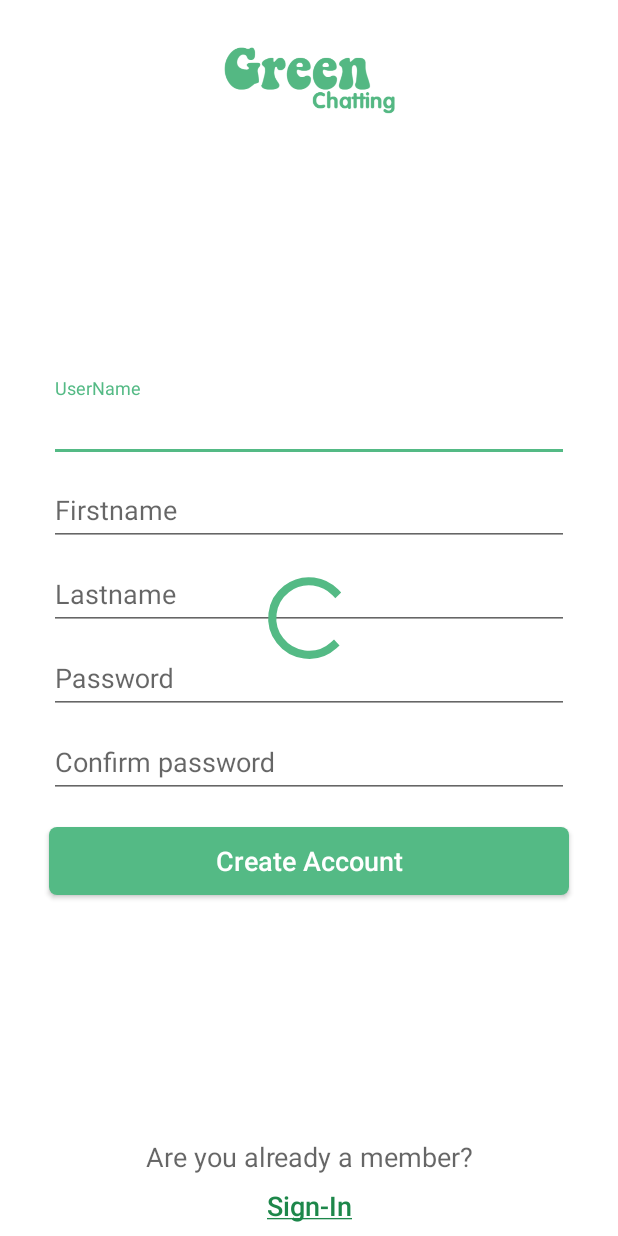
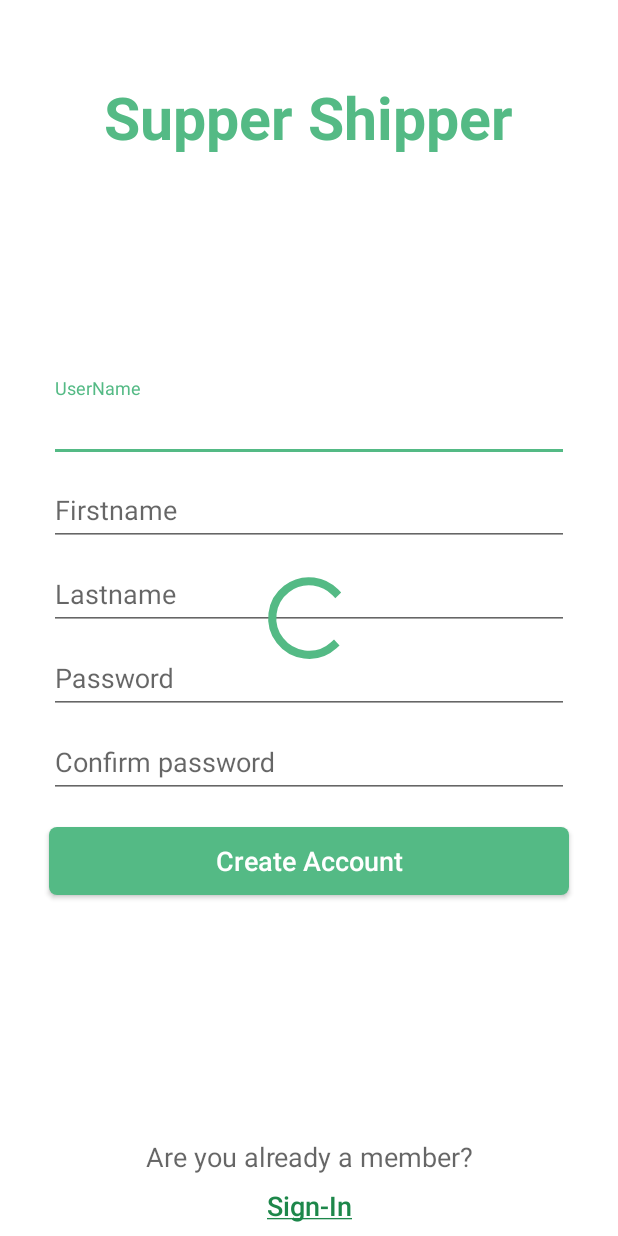
Before and after one commit to TranDucLongDUT/SuperShipper, an Android app: the layout activity_sign_up.xml on its own in the app's theme, with its tools: preview values and no code run, on a phone screen of 412 x 824 dp. Run offline under Robolectric (Android 15) with nearby library versions, the light colour scheme and no system bars; plain views replace AVLoadingIndicatorView.

Commit message:
Super Shipper version1.0

```diff
--- a/app/src/main/java/jp/bap/traning/simplechat/interfaces/ApiService.java
+++ b/app/src/main/java/jp/bap/traning/simplechat/interfaces/ApiService.java
@@ -42,7 +42,6 @@ public interface ApiService {
     Call<NewsResponse> getListNews();
 
 
-
     // add room
     @FormUrlEncoded
     @POST("/room")
--- a/app/src/main/java/jp/bap/traning/simplechat/model/Comment.java
+++ b/app/src/main/java/jp/bap/traning/simplechat/model/Comment.java
@@ -2,6 +2,8 @@ package jp.bap.traning.simplechat.model;
 
 import android.os.Parcel;
 import android.os.Parcelable;
+
+import java.util.Date;
 
 import io.realm.RealmObject;
 import io.realm.annotations.PrimaryKey;
@@ -17,15 +19,17 @@ public class Comment extends RealmObject implements Parcelable {
     private User user;
     private String comment;
     private long idNews;
+    private Date createdAt;
 
     public Comment() {
     }
 
     public Comment(long id,User mUser, String mComment) {
+        idComment = System.currentTimeMillis();
         idNews = id;
-        idComment = System.currentTimeMillis();
         user = mUser;
         comment = mComment;
+        this.createdAt = new Date();
     }
 
 
--- a/app/src/main/java/jp/bap/traning/simplechat/model/RoomData.java
+++ b/app/src/main/java/jp/bap/traning/simplechat/model/RoomData.java
@@ -1,4 +1,6 @@
 package jp.bap.traning.simplechat.model;
+
+import java.util.Date;
 
 import javax.annotation.Nullable;
 
@@ -12,4 +14,6 @@ public class RoomData {
     int type;
     @Nullable
     String avatar;
+    @Nullable
+    Date createdAt;
 }
--- a/app/src/main/java/jp/bap/traning/simplechat/model/User.java
+++ b/app/src/main/java/jp/bap/traning/simplechat/model/User.java
@@ -4,6 +4,7 @@ import android.os.Parcel;
 import android.os.Parcelable;
 
 import java.util.Comparator;
+import java.util.Date;
 
 import io.realm.RealmObject;
 import io.realm.annotations.PrimaryKey;
@@ -20,8 +21,10 @@ public class User extends RealmObject implements Parcelable {
     private String firstName;
     private String lastName;
     private String avatar;
+    private Date createdAt;
 
     public User() {
+        this.createdAt = new Date();
     }
 
     protected User(Parcel in) {
@@ -29,6 +32,7 @@ public class User extends RealmObject implements Parcelable {
         firstName = in.readString();
         lastName = in.readString();
         avatar = in.readString();
+        this.createdAt = new Date();
     }
 
     public static final Creator<User> CREATOR = new Creator<User>() {
--- a/app/src/main/java/jp/bap/traning/simplechat/presenter/news/NewsInteractor.java
+++ b/app/src/main/java/jp/bap/traning/simplechat/presenter/news/NewsInteractor.java
@@ -47,17 +47,18 @@ public class NewsInteractor {
     }
 
     public void requestAllNews(NewsView mNewsView) {
+        Log.d("requestAllNews","");
         Call<NewsResponse> newsResponseCall = ApiClient.getService().getListNews();
         newsResponseCall.enqueue(new Callback<NewsResponse>() {
             @Override
             public void onResponse(Call<NewsResponse> call, Response<NewsResponse> response) {
 //                List<News> news = response.body().getData();
-                Log.d("onResponseGetNews",""+response.body());
-
+                Log.d("onResponseGetNews","");
             }
 
             @Override
             public void onFailure(Call<NewsResponse> call, Throwable t) {
+                Log.d("onFailure","");
                 mNewsView.errorGetAllNews();
             }
         });
--- a/app/src/main/java/jp/bap/traning/simplechat/presenter/rooms/GetRoomsInteractor.java
+++ b/app/src/main/java/jp/bap/traning/simplechat/presenter/rooms/GetRoomsInteractor.java
@@ -34,7 +34,7 @@ public class GetRoomsInteractor {
 
             @Override
             public void onFailure(Call<RoomResponse> call, Throwable t) {
-                callback.onError("", 400);
+                callback.onError("onFailure request room", 400);
             }
         });
     }
--- a/app/src/main/java/jp/bap/traning/simplechat/ui/NewsAdapter.java
+++ b/app/src/main/java/jp/bap/traning/simplechat/ui/NewsAdapter.java
@@ -6,6 +6,7 @@ import android.support.v7.widget.AppCompatImageButton;
 import android.support.v7.widget.AppCompatImageView;
 import android.support.v7.widget.AppCompatTextView;
 import android.support.v7.widget.RecyclerView;
+import android.util.Log;
 import android.view.LayoutInflater;
 import android.view.View;
 import android.view.ViewGroup;
@@ -23,10 +24,11 @@ import jp.bap.traning.simplechat.model.User;
 import jp.bap.traning.simplechat.service.ChatService;
 import jp.bap.traning.simplechat.utils.Common;
 
+
 public class NewsAdapter extends RecyclerView.Adapter {
     private ArrayList<News> newsArrayList;
     private Context mContext;
-
+    private static final String TAG = NewsAdapter.class.getSimpleName();
     public NewsAdapter(Context mContext, ArrayList<News> newsArrayList) {
         this.newsArrayList = newsArrayList;
         this.mContext = mContext;
--- a/app/src/main/java/jp/bap/traning/simplechat/ui/NewsFragment.java
+++ b/app/src/main/java/jp/bap/traning/simplechat/ui/NewsFragment.java
@@ -20,6 +20,7 @@ import jp.bap.traning.simplechat.utils.Common;
 
 @EFragment(R.layout.fragment_news)
 public class NewsFragment extends BaseFragment {
+    private final String TAG = NewsFragment.class.getSimpleName();
     private NewsPresenter mNewsPresenter;
     private ArrayList<News> newsArrayList;
     private NewsAdapter newsAdapter;
@@ -44,6 +45,7 @@ public class NewsFragment extends BaseFragment {
         mNewsPresenter = new NewsPresenter(new NewsView() {
             @Override
             public void getAllNews(ArrayList<News> news) {
+                Log.d(TAG,"getAllNews"+news);
                 newsArrayList.clear();
                 for (int i = 0; i < news.size(); i++) {
                     newsArrayList.add(0, news.get(i));
@@ -54,7 +56,7 @@ public class NewsFragment extends BaseFragment {
 
             @Override
             public void errorGetAllNews() {
-                Log.d("NewsFragment", "Error Get All News");
+                Log.d(TAG, "Error Get All News");
             }
         });
         //Get All News
--- a/app/src/main/java/jp/bap/traning/simplechat/ui/SplashActivity.java
+++ b/app/src/main/java/jp/bap/traning/simplechat/ui/SplashActivity.java
@@ -82,7 +82,7 @@ public class SplashActivity extends BaseActivity {
         new GetRoomsPresenter(new GetRoomsView() {
             @Override
             public void onSuccess(RoomResponse result) {
-                new NewsPresenter().requestAllNews();
+//                new NewsPresenter().requestAllNews();
                 int mMineId =
                         SharedPrefs.getInstance().getData(SharedPrefs.KEY_SAVE_ID, Integer.class);
                 if (ChatService.getChat() == null) {
@@ -99,7 +99,7 @@ public class SplashActivity extends BaseActivity {
 
             @Override
             public void onError(String message, int code) {
-                Log.e(TAG, "onError: " + message);
+                Log.e(TAG, "123onError: " + message);
             }
 
             @Override
--- a/app/src/main/java/jp/bap/traning/simplechat/utils/Common.java
+++ b/app/src/main/java/jp/bap/traning/simplechat/utils/Common.java
@@ -34,7 +34,7 @@ import static jp.bap.traning.simplechat.utils.SharedPrefs.KEY_SAVE_ID;
 
 
 public class Common {
-    public static final String URL_SERVER = "http://172.16.1.151:3000/";
+    public static final String URL_SERVER = "http://192.168.1.7:3000";
     public static final String ACTION_SOCKET_EVENT = "action.socket.event";
     public static final int REQUEST_LOGIN = 100;
     public static final int REQUEST_LOGOUT = 101;
@@ -68,7 +68,6 @@ public class Common {
 
     public static Room getFullRoomFromRoomId(int roomId) {
         Room room = new RoomDAO().getRoomFromRoomId(roomId);
-        Log.d(TAG,""+room);
         if (room != null) {
             if ( room.getAvatar() != null ) {
             } else if (room.getType() == ROOM_TYPE_PRIVATE) {
--- a/app/src/main/res/layout/activity_sign_up.xml
+++ b/app/src/main/res/layout/activity_sign_up.xml
@@ -13,10 +13,18 @@
         android:layout_height="@dimen/_80sdp"
         android:gravity="center">
 
-        <android.support.v7.widget.AppCompatImageView
+        <android.support.v7.widget.AppCompatTextView
             android:layout_width="wrap_content"
-            android:layout_height="@dimen/_40sdp"
-            android:src="@drawable/logo1" />
+            android:layout_height="@dimen/_80sdp"
+            android:textColor="@color/colorGreen"
+            android:textStyle="bold"
+            android:textSize="@dimen/_30sdp"
+            android:layout_marginTop="@dimen/_20sdp"
+            android:text="@string/app_name_edit"
+            android:gravity="center"
+            android:adjustViewBounds="false"
+            android:scaleType="fitCenter" />
+
 
     </LinearLayout>
 
--- a/app/src/main/res/values/strings.xml
+++ b/app/src/main/res/values/strings.xml
@@ -114,8 +114,8 @@
 
     //About Activity
     <string name="about_version">Current version: 1.0.0</string>
-    <string name="about_product">Product of BAP\'s interns, 2018</string>
-    <string name="about_contact">Contact us: greenchatting@gmail.com</string>
+    <string name="about_product">Product Super Shipper, 2019</string>
+    <string name="about_contact">Contact us: supershipper@gmail.com</string>
 
     //Update profile activity
     <string name="str_btn_update">Update</string>
```
Also changed, not shown: app/src/main/java/jp/bap/traning/simplechat/model/News.java (+7 -0 lines), app/src/main/res/layout/activity_about.xml (+11 -3 lines), app/src/main/res/drawable/icon_logo.png, 165 other files.
